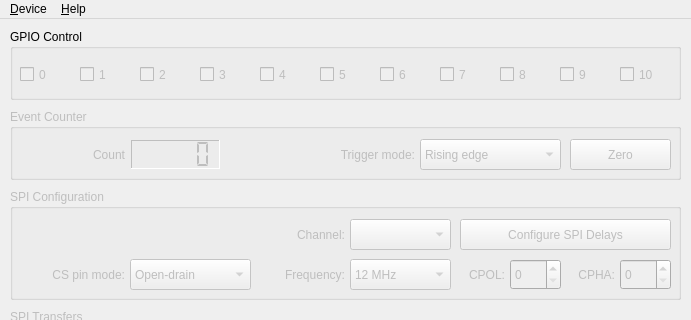
Above: src/devicewindow.ui from bloguetronica/cp2130-com before the change; both pictures show x 0 to 691 and y 0 to 320 of the 691 by 504 pixel window. Below: the same form after it.
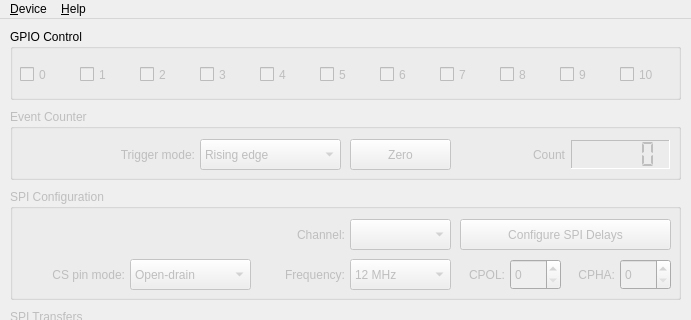
That is the form after the change. Icons and pictures are not drawn.

```diff
--- a/src/devicewindow.ui
+++ b/src/devicewindow.ui
@@ -640,7 +640,7 @@
     <widget class="QPushButton" name="pushButtonZero">
      <property name="geometry">
       <rect>
-       <x>560</x>
+       <x>340</x>
        <y>30</y>
        <width>101</width>
        <height>31</height>
@@ -653,9 +653,9 @@
     <widget class="QLCDNumber" name="lcdNumberCount">
      <property name="geometry">
       <rect>
-       <x>121</x>
+       <x>561</x>
        <y>31</y>
-       <width>89</width>
+       <width>99</width>
        <height>29</height>
       </rect>
      </property>
@@ -675,7 +675,7 @@
     <widget class="QLabel" name="labelCount">
      <property name="geometry">
       <rect>
-       <x>10</x>
+       <x>450</x>
        <y>37</y>
        <width>105</width>
        <height>17</height>
@@ -691,7 +691,7 @@
     <widget class="QComboBox" name="comboBoxTriggerMode">
      <property name="geometry">
       <rect>
-       <x>410</x>
+       <x>190</x>
        <y>30</y>
        <width>141</width>
        <height>31</height>
@@ -721,9 +721,9 @@
     <widget class="QLabel" name="labelTriggerMode">
      <property name="geometry">
       <rect>
-       <x>220</x>
+       <x>10</x>
        <y>37</y>
-       <width>185</width>
+       <width>175</width>
        <height>17</height>
       </rect>
      </property>
```
